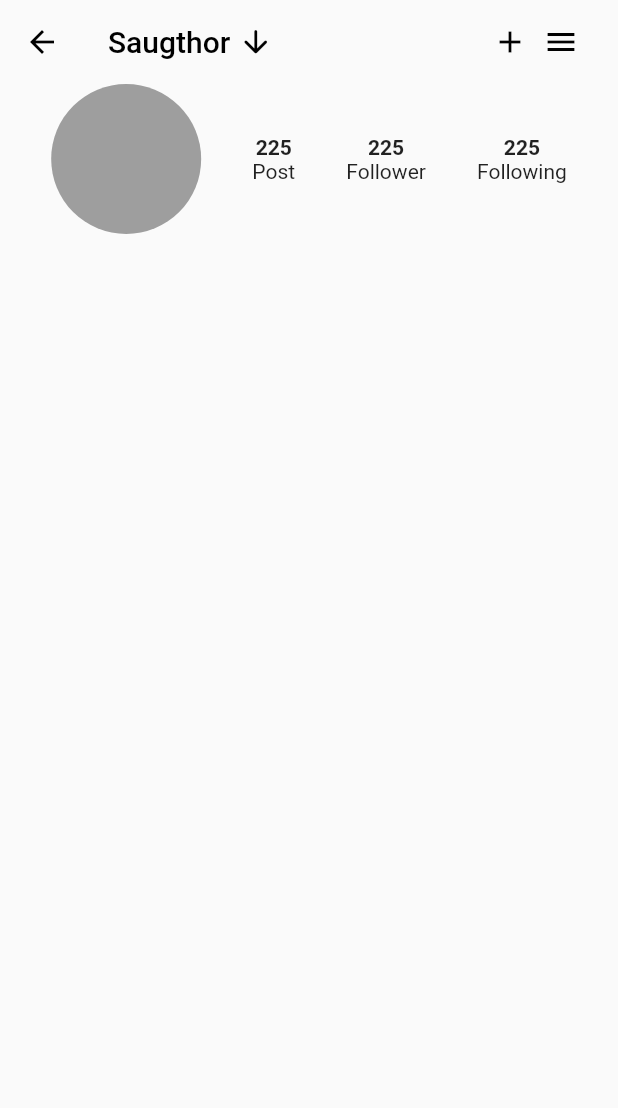
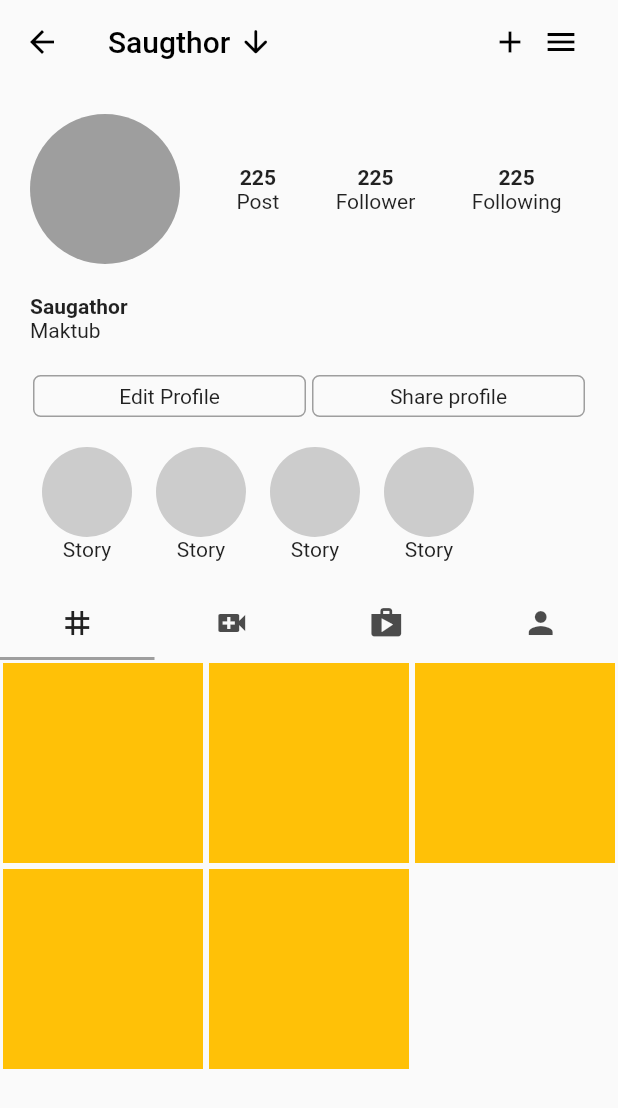
Before and after one commit to Saugat-Shrestha/instagramclone, a Flutter app: the Profile screen opened directly, on a phone screen of 412 x 824 dp. Shown: the top 1108 px of the screen. Run offline on Flutter 3.47's test engine with Material 2 defaults, Android fonts, the phone set to English and light mode, and no system bars.

```diff
--- a/lib/pages/profile/profile.dart
+++ b/lib/pages/profile/profile.dart
@@ -1,12 +1,18 @@
 import 'package:flutter/material.dart';
-import 'package:instagramclone/pages/profile/widgets/toplayer.dart';
+import 'package:instagramclone/pages/home/widgets/stories.dart';
+import 'package:instagramclone/pages/profile/widgets/profileTab2.dart';
+import 'package:instagramclone/pages/profile/widgets/profiletab1.dart';
+import 'package:instagramclone/pages/profile/widgets/profiletab3.dart';
+import 'package:instagramclone/pages/profile/widgets/profiletab4.dart';
 
 class Profile extends StatelessWidget {
   const Profile({super.key});
 
   @override
   Widget build(BuildContext context) {
-    return Scaffold(
+    return DefaultTabController(
+      length: 4,
+      child: Scaffold(
         appBar: AppBar(
           backgroundColor: Colors.transparent,
           elevation: 0,
@@ -40,8 +46,10 @@ class Profile extends StatelessWidget {
         ),
         body: Column(
           children: [
-          Row(
-            mainAxisAlignment: MainAxisAlignment.spaceEvenly,
+            Padding(
+              padding: const EdgeInsets.only(left: 20, top: 20),
+              child: Row(
+                mainAxisAlignment: MainAxisAlignment.spaceBetween,
                 children: [
                   Container(
                     height: 100,
@@ -51,6 +59,10 @@ class Profile extends StatelessWidget {
                       color: Colors.grey[500],
                     ),
                   ),
+                  Expanded(
+                    child: Row(
+                      mainAxisAlignment: MainAxisAlignment.spaceEvenly,
+                      children: [
                         Column(
                           children: [
                             Text(
@@ -79,8 +91,115 @@ class Profile extends StatelessWidget {
                           ],
                         ),
                       ],
-          )
+                    ),
+                  ),
                 ],
+              ),
+            ),
+            Padding(
+              padding: const EdgeInsets.all(20.0),
+              child: Column(
+                children: [
+                  Row(
+                    children: [
+                      Text(
+                        "Saugathor",
+                        style: TextStyle(fontWeight: FontWeight.bold),
+                      ),
+                    ],
+                  ),
+                  Row(
+                    children: [
+                      Text(
+                        "Maktub",
+                      ),
+                    ],
+                  ),
+                ],
+              ),
+            ),
+            Padding(
+              padding: const EdgeInsets.symmetric(horizontal: 20),
+              child: Row(
+                children: [
+                  Expanded(
+                    child: Padding(
+                      padding: const EdgeInsets.all(2.0),
+                      child: Container(
+                        padding: EdgeInsets.all(5),
+                        decoration: BoxDecoration(
+                          borderRadius: BorderRadius.circular(5),
+                          border: Border.all(
+                            color: Colors.grey,
+                          ),
+                        ),
+                        child: Center(
+                          child: Text(
+                            "Edit Profile",
+                          ),
+                        ),
+                      ),
+                    ),
+                  ),
+                  Expanded(
+                    child: Padding(
+                      padding: const EdgeInsets.all(2.0),
+                      child: Container(
+                        padding: EdgeInsets.all(5),
+                        decoration: BoxDecoration(
+                          borderRadius: BorderRadius.circular(5),
+                          border: Border.all(
+                            color: Colors.grey,
+                          ),
+                        ),
+                        child: Center(
+                          child: Text(
+                            "Share profile",
+                          ),
+                        ),
+                      ),
+                    ),
+                  ),
+                ],
+              ),
+            ),
+            Padding(
+              padding: EdgeInsets.symmetric(horizontal: 20, vertical: 10),
+              child: Row(
+                children: [
+                  Stories(text: "Story"),
+                  Stories(text: "Story"),
+                  Stories(text: "Story"),
+                  Stories(text: "Story"),
+                ],
+              ),
+            ),
+            TabBar(
+              tabs: [
+                Tab(
+                  icon: Icon(Icons.grid_3x3_outlined),
+                ),
+                Tab(
+                  icon: Icon(Icons.video_call),
+                ),
+                Tab(
+                  icon: Icon(Icons.shop),
+                ),
+                Tab(
+                  icon: Icon(Icons.person),
+                ),
+              ],
+            ),
+            Expanded(
+              child: TabBarView(children: [
+                profiletab1(),
+                profiletab2(),
+                profiletab3(),
+                profiletab4(),
+              ]),
+            ),
+          ],
+        ),
       ),
     );
   }
--- /dev/null
+++ b/lib/pages/profile/widgets/profiletab1.dart
@@ -0,0 +1,25 @@
+import 'package:flutter/material.dart';
+
+class profiletab1 extends StatelessWidget {
+  const profiletab1({super.key});
+
+  @override
+  Widget build(BuildContext context) {
+    return GridView.builder(
+      itemCount: 5,
+      gridDelegate:
+          SliverGridDelegateWithFixedCrossAxisCount(crossAxisCount: 3),
+      itemBuilder: (context, index) {
+        return Padding(
+          padding: const EdgeInsets.all(2.0),
+          child: Container(
+            color: Colors.amber,
+            //  height: 10,
+            //  width: 10,
+            //decoration: BoxDecoration(border: Border.all(color: Colors.black)),
+          ),
+        );
+      },
+    );
+  }
+}
```
Also changed, not shown: lib/pages/profile/widgets/profileTab2.dart (added, +25 -0 lines), lib/pages/profile/widgets/profiletab3.dart (added, +25 -0 lines), lib/pages/profile/widgets/profiletab4.dart (added, +25 -0 lines), lib/pages/profile/widgets/toplayer.dart (deleted, +0 -16 lines). Lines whose indentation alone changed are shown as unchanged.
